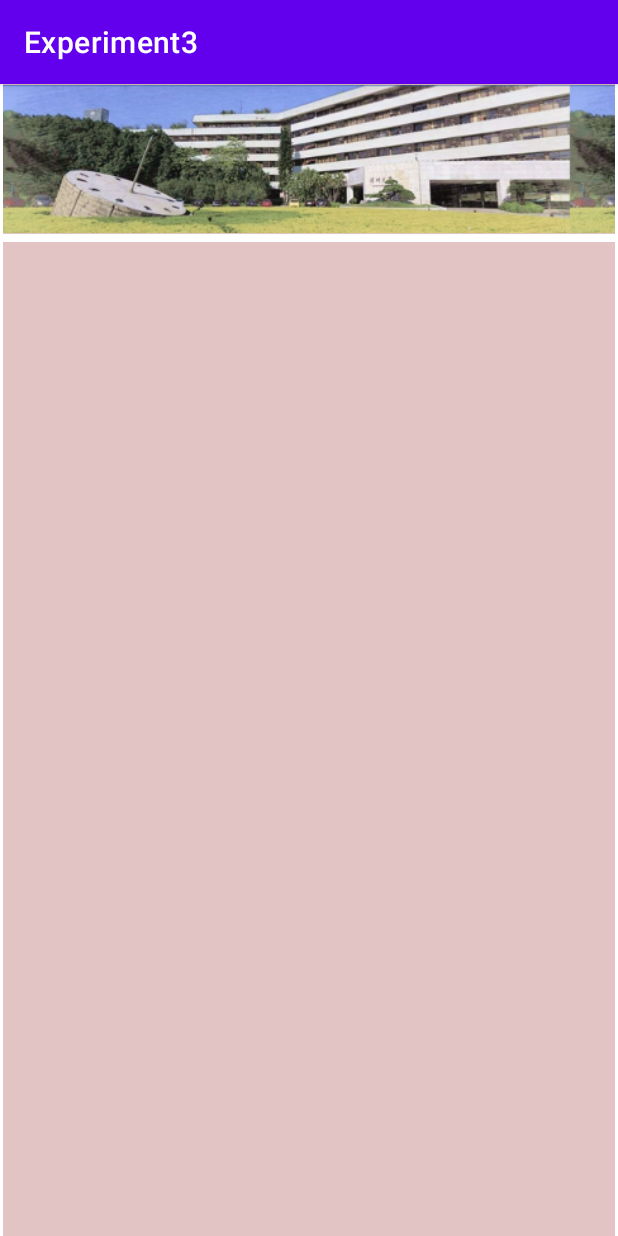
After one commit to Alex-Shen1121/SZU_Website_Android, an Android app: the fragment RightFragment shown on its own in the app's theme, on a phone screen of 412 x 824 dp. The commit adds this screen. Run offline under Robolectric (Android 15) with nearby library versions, the phone set to English and light mode, and no system bars.

```diff
--- a/app/build.gradle
+++ b/app/build.gradle
@@ -40,6 +40,7 @@ dependencies {
     implementation 'androidx.appcompat:appcompat:1.2.0'
     implementation 'com.google.android.material:material:1.2.1'
     implementation 'androidx.constraintlayout:constraintlayout:2.0.4'
+    implementation 'androidx.recyclerview:recyclerview:1.1.0'
     testImplementation 'junit:junit:4.+'
     androidTestImplementation 'androidx.test.ext:junit:1.1.2'
     androidTestImplementation 'androidx.test.espresso:espresso-core:3.3.0'
--- a/app/src/main/AndroidManifest.xml
+++ b/app/src/main/AndroidManifest.xml
@@ -11,7 +11,9 @@
         android:roundIcon="@mipmap/ic_launcher_round"
         android:supportsRtl="true"
         android:theme="@style/Theme.Experiment3">
-        <activity android:name=".Admin.AdminAddInform"></activity>
+        <activity android:name=".Student.StudentMenu"></activity>
+        <activity android:name=".Student.RightMainActivity" />
+        <activity android:name=".Admin.AdminAddInform" />
         <activity android:name=".Admin.AdminMenu" />
         <activity android:name=".LoginUI.LoginActivity">
             <intent-filter>
--- /dev/null
+++ b/app/src/main/java/com/example/experiment3/Student/RightFragment.kt
@@ -0,0 +1,25 @@
+package com.example.experiment3.Student
+
+import android.os.Bundle
+import android.view.LayoutInflater
+import android.view.View
+import android.view.ViewGroup
+import androidx.fragment.app.Fragment
+import com.example.experiment3.R
+import kotlinx.android.synthetic.main.right_frag.*
+
+class RightFragment:Fragment() {
+
+    override fun onCreateView(
+        inflater: LayoutInflater,
+        container: ViewGroup?,
+        savedInstanceState: Bundle?
+    ): View? {
+        return inflater.inflate(R.layout.right_frag,container,false)
+    }
+
+    fun refresh(){
+        contentLayout.visibility=View.VISIBLE
+    }
+
+}
--- a/app/src/main/res/layout/activity_admin_menu.xml
+++ b/app/src/main/res/layout/activity_admin_menu.xml
@@ -28,7 +28,7 @@
                 android:id="@+id/userName"
                 android:layout_width="0dp"
                 android:layout_height="wrap_content"
-                android:layout_weight="3"
+                android:layout_weight="4"
                 android:textSize="15dp"/>
 
             <TextView
@@ -43,7 +43,7 @@
                 android:layout_width="wrap_content"
                 android:layout_height="match_parent"
                 android:layout_margin="0dp"
-                android:layout_weight="1"
+                android:layout_weight="0.5"
                 android:backgroundTint="@color/purple_200"
                 android:text="强制下线" />
 
--- /dev/null
+++ b/app/src/main/res/layout/right_frag.xml
@@ -0,0 +1,40 @@
+<?xml version="1.0" encoding="utf-8"?>
+<RelativeLayout xmlns:android="http://schemas.android.com/apk/res/android"
+    android:layout_width="match_parent"
+    android:layout_height="match_parent"
+    android:background="#E3C4C4">
+
+    <LinearLayout
+        android:id="@+id/contentLayout"
+        android:layout_width="match_parent"
+        android:layout_height="match_parent"
+        android:orientation="vertical"
+        android:visibility="visible" >
+
+        <ImageView
+            android:layout_width="match_parent"
+            android:layout_height="100dp"
+            android:src="@drawable/right_frag_top" />
+
+        <View
+            android:layout_width="match_parent"
+            android:layout_height="5dp"
+            android:background="#fff" />
+
+
+
+    </LinearLayout>
+
+    <View
+        android:layout_width="2dp"
+        android:layout_height="match_parent"
+        android:layout_alignParentLeft="true"
+        android:background="#fff" />
+
+    <View
+        android:layout_width="2dp"
+        android:layout_height="match_parent"
+        android:layout_alignParentRight="true"
+        android:background="#fff" />
+
+</RelativeLayout>
```
Also changed, not shown: app/src/main/java/com/example/experiment3/LoginUI/LoginActivity.kt (+12 -1 lines), app/src/main/java/com/example/experiment3/Student/LeftFragment.kt (added, +26 -0 lines), app/src/main/java/com/example/experiment3/Student/RightMainActivity.kt (added, +25 -0 lines), app/src/main/java/com/example/experiment3/Student/StudentMenu.kt (added, +30 -0 lines), app/src/main/res/layout-sw600dp/activity_student_menu.xml (added, +28 -0 lines), app/src/main/res/layout/academic_lecture_item.xml (added, +37 -0 lines), app/src/main/res/layout/activity_right_main.xml (added, +12 -0 lines), app/src/main/res/layout/activity_student_menu.xml (added, +15 -0 lines), app/src/main/res/layout/important_inform_item.xml (added, +23 -0 lines), app/src/main/res/layout/left_frag.xml (added, +111 -0 lines), app/src/main/res/layout/szu_news_item.xml (added, +12 -0 lines), app/src/main/res/drawable-xxhdpi/right_frag_top.png (added).
